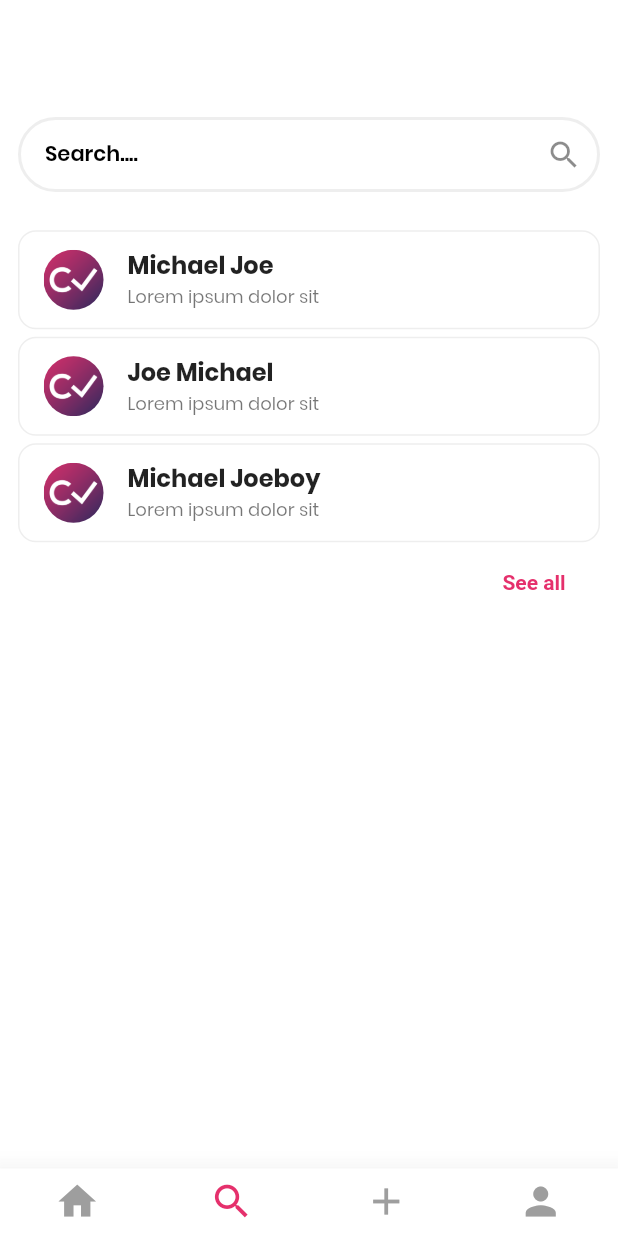
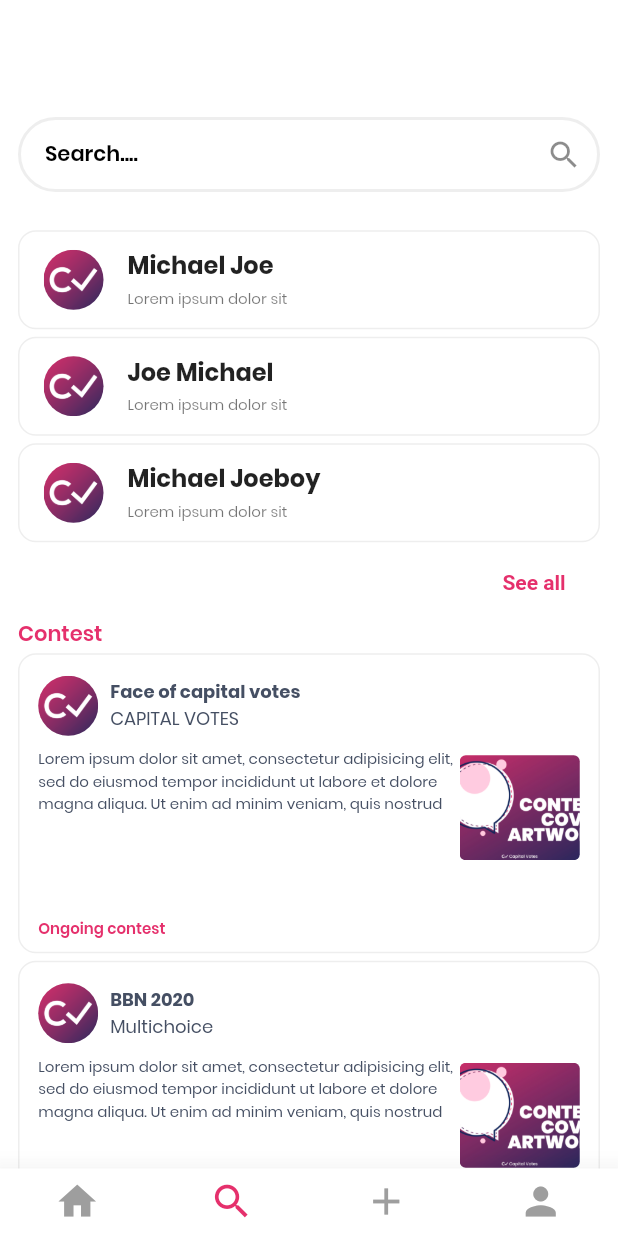
Before and after one commit to Toluwalope-Coast/capitalvotes, a Flutter app: the screen it shows after launch, item 2 of the bottom bar chosen, on a phone screen of 412 x 824 dp. Run offline on Flutter 3.47's test engine with Material 2 defaults, Android fonts, the phone set to English and light mode, and no system bars; our stand-ins replace firebase_auth, flutter_image_compress, flutter_spinkit, google_sign_in, image_cropper, image_picker; missing offline and left inert: flutter_country_picker, flutter_facebook_login; accounts and stored records are empty.

Commit message:
rebuilt search screen

```diff
--- a/lib/pages/search.dart
+++ b/lib/pages/search.dart
@@ -43,7 +43,7 @@ class _SearchState extends State<Search> {
   );
 
   TextStyle _bodyTxtStyle = TextStyle(
-    fontSize: 12.0,
+    fontSize: 10.0,
   );
 
   TextStyle _heading2TxtStyle = TextStyle(
@@ -124,18 +124,36 @@ class _SearchState extends State<Search> {
               ),
             ),
           ),
+          Text(
+            'Contest',
+            style: _heading2TxtStyle,
+          ),
+          ListView.builder(
+              primary: false,
+              shrinkWrap: true,
+              itemCount: searchInfoContestData.length,
+              itemBuilder: ((BuildContext context, int index) {
+                SearchInfoContest data = searchInfoContestData[index];
+                return searchResultCard(
+                    data.ongoing,
+                    data.creatorImgUrl,
+                    data.contestBanner,
+                    data.contestDescription,
+                    data.contestName,
+                    data.creatorUsername);
+              }))
         ],
       ),
     );
   }
 
-  Widget searchInfoContestWidget(
+  Widget searchResultCard(
     bool ongoing,
-    String contestImageUrl,
-    String contestBannerUrl,
-    String contestDescription,
-    String contestName,
-    String contestCreator,
+    String leadingImgUrl,
+    String trailingImgUrl,
+    String description,
+    String title,
+    String subtitle,
   ) {
     Widget _header() {
       return SizedBox(
@@ -146,7 +164,7 @@ class _SearchState extends State<Search> {
               radius: 20.0,
               child: ClipOval(
                 child: Image.asset(
-                  'images/logo.png',
+                  leadingImgUrl,
                   fit: BoxFit.cover,
                 ),
               ),
@@ -154,23 +172,27 @@ class _SearchState extends State<Search> {
             Padding(
               padding: EdgeInsets.symmetric(horizontal: 4.0),
             ),
-            Column(
+            Expanded(
+              child: Column(
                 crossAxisAlignment: CrossAxisAlignment.start,
                 children: <Widget>[
                   Text(
-                  'Face of capital votes',
+                    title,
                     style: TextStyle(
                       fontWeight: FontWeight.w700,
-                    fontSize: 14.0,
+                      fontSize: 12.0,
                     ),
+//                    softWrap: true,
+//                    overflow: TextOverflow.ellipsis,
                   ),
                   Text(
-                  'CAPITAL VOTES',
+                    subtitle,
                     style: TextStyle(
-                    fontSize: 13.0,
+                      fontSize: 12.0,
                     ),
                   ),
                 ],
+              ),
             ),
           ],
         ),
@@ -183,20 +205,17 @@ class _SearchState extends State<Search> {
         mainAxisAlignment: MainAxisAlignment.spaceBetween,
         children: <Widget>[
           SizedBox(
-            height: 80.0,
             child: Text(
-              'Lorem ipsum dolor sit amet, consectetur adipisicing elit, sed do '
-              'eiusmod tempor incididunt ut labore et dolore magna aliqua.'
-              ' Ut enim ad minim veniam, quis nostrud ',
-              overflow: TextOverflow.ellipsis,
+              description,
+//              overflow: TextOverflow.ellipsis,
               style: _bodyTxtStyle,
             ),
           ),
           Text(
-            'ongoing contest',
+            ongoing ? 'Ongoing contest' : '',
             style: TextStyle(
               color: capitalVotesTheme().primaryColor,
-              fontSize: 12.0,
+              fontSize: 10.0,
               fontWeight: FontWeight.w600,
             ),
           ),
@@ -211,19 +230,25 @@ class _SearchState extends State<Search> {
           width: 80.0,
           height: 70.0,
           fit: BoxFit.cover,
-          image: AssetImage('images/default_cover_pic.jpg'),
+          image: AssetImage(trailingImgUrl),
         ),
       );
     }
 
     return Container(
-      height: 180.0,
+//      height: 180.0,
+      constraints: BoxConstraints(
+        minHeight: 140.0,
+        maxHeight: 200.0,
+      ),
       padding: EdgeInsets.fromLTRB(12.5, 14.0, 12.5, 8.0),
+      margin: EdgeInsets.symmetric(vertical: 2.5),
       decoration: BoxDecoration(
         border: Border.all(color: Colors.grey[200], width: 1.0),
         borderRadius: BorderRadius.circular(12.0),
       ),
       child: Row(
+        mainAxisAlignment: MainAxisAlignment.center,
         children: <Widget>[
           Expanded(
             child: Column(
@@ -270,33 +295,56 @@ List searchInfoUserData = [
     imgUrl: 'images/logo.png',
   ),
 ];
+
 List searchInfoContestData = [
   SearchInfoContest(
     ongoing: true,
-    leadingImgUrl: 'images/logo.png',
-    trailingImgUrl: 'images/default_cover_pic.jpg',
-    description:
+    creatorImgUrl: 'images/logo.png',
+    contestBanner: 'images/default_cover_pic.jpg',
+    contestDescription:
         'Lorem ipsum dolor sit amet, consectetur adipisicing elit, sed do '
         'eiusmod tempor incididunt ut labore et dolore magna aliqua.'
         ' Ut enim ad minim veniam, quis nostrud ',
     contestName: 'Face of capital votes',
-    contestCreator: 'CAPITAL VOTES',
+    creatorUsername: 'CAPITAL VOTES',
+  ),
+  SearchInfoContest(
+    ongoing: true,
+    creatorImgUrl: 'images/logo.png',
+    contestBanner: 'images/default_cover_pic.jpg',
+    contestDescription:
+        'Lorem ipsum dolor sit amet, consectetur adipisicing elit, sed do '
+        'eiusmod tempor incididunt ut labore et dolore magna aliqua.'
+        ' Ut enim ad minim veniam, quis nostrud ',
+    contestName: 'BBN 2020',
+    creatorUsername: 'Multichoice',
+  ),
+  SearchInfoContest(
+    ongoing: true,
+    creatorImgUrl: 'images/logo.png',
+    contestBanner: 'images/default_cover_pic.jpg',
+    contestDescription:
+        'Lorem ipsum dolor sit amet, consectetur adipisicing elit, sed do '
+        'eiusmod tempor incididunt ut labore et dolore magna aliqua.'
+        ' Ut enim ad minim veniam, quis nostrud ',
+    contestName: 'WHO WANT TO BE A MILLIONAIRE',
+    creatorUsername: 'MTN-NG',
   ),
 ];
 
 class SearchInfoContest {
   bool ongoing;
-  String leadingImgUrl;
-  String trailingImgUrl;
-  String description;
+  String creatorImgUrl;
+  String contestBanner;
+  String contestDescription;
   String contestName;
-  String contestCreator;
+  String creatorUsername;
 
   SearchInfoContest(
       {this.ongoing,
-      this.leadingImgUrl,
-      this.trailingImgUrl,
-      this.description,
+      this.creatorImgUrl,
+      this.contestBanner,
+      this.contestDescription,
       this.contestName,
-      this.contestCreator});
+      this.creatorUsername});
 }
```
Lines whose indentation alone changed are shown as unchanged.
